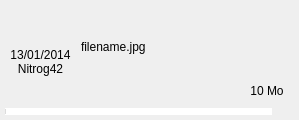
Old version of the form src/common/view/configpanel/historyelementview.ui in the repository filesdnd/filesdnd-qt.
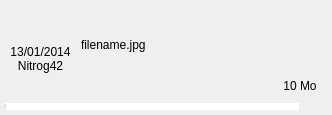
New version of the form. Icons and pictures are not drawn.

What changed in the file:
```diff
--- a/src/common/view/configpanel/historyelementview.ui
+++ b/src/common/view/configpanel/historyelementview.ui
@@ -6,8 +6,8 @@
    <rect>
     <x>0</x>
     <y>0</y>
-    <width>299</width>
-    <height>120</height>
+    <width>332</width>
+    <height>115</height>
    </rect>
   </property>
   <property name="windowTitle">
@@ -352,7 +352,23 @@
         </layout>
        </item>
        <item>
+        <widget class="QWidget" name="fileProgressWidget" native="true">
         <layout class="QHBoxLayout" name="fileProgressLayout">
+          <property name="sizeConstraint">
+           <enum>QLayout::SetNoConstraint</enum>
+          </property>
+          <property name="leftMargin">
+           <number>0</number>
+          </property>
+          <property name="topMargin">
+           <number>0</number>
+          </property>
+          <property name="rightMargin">
+           <number>0</number>
+          </property>
+          <property name="bottomMargin">
+           <number>0</number>
+          </property>
          <item>
           <widget class="QProgressBar" name="progressBar">
            <property name="styleSheet">
@@ -413,6 +429,7 @@
           </widget>
          </item>
         </layout>
+        </widget>
        </item>
       </layout>
      </widget>
```
Lines whose indentation alone changed are shown as unchanged.
